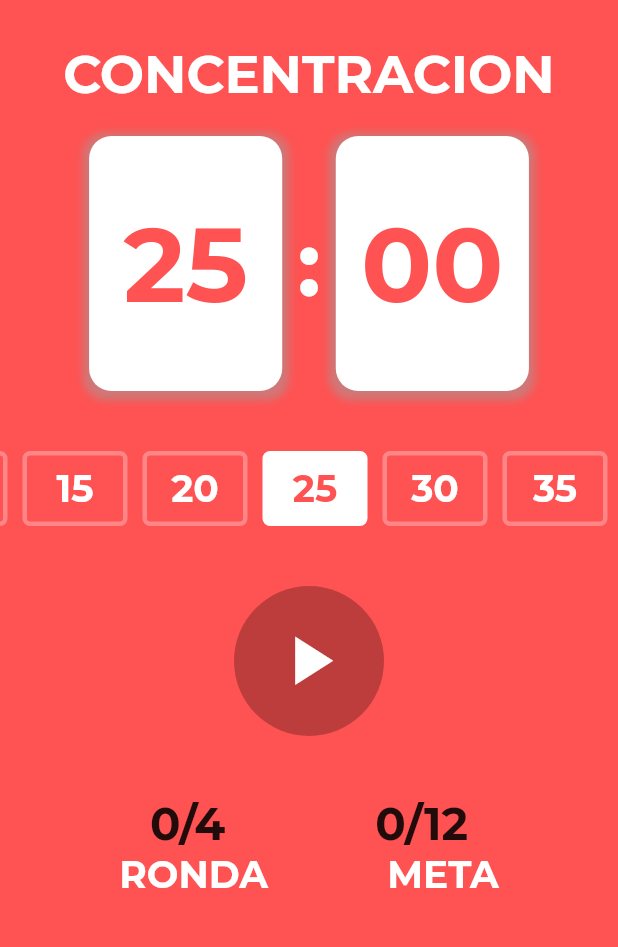
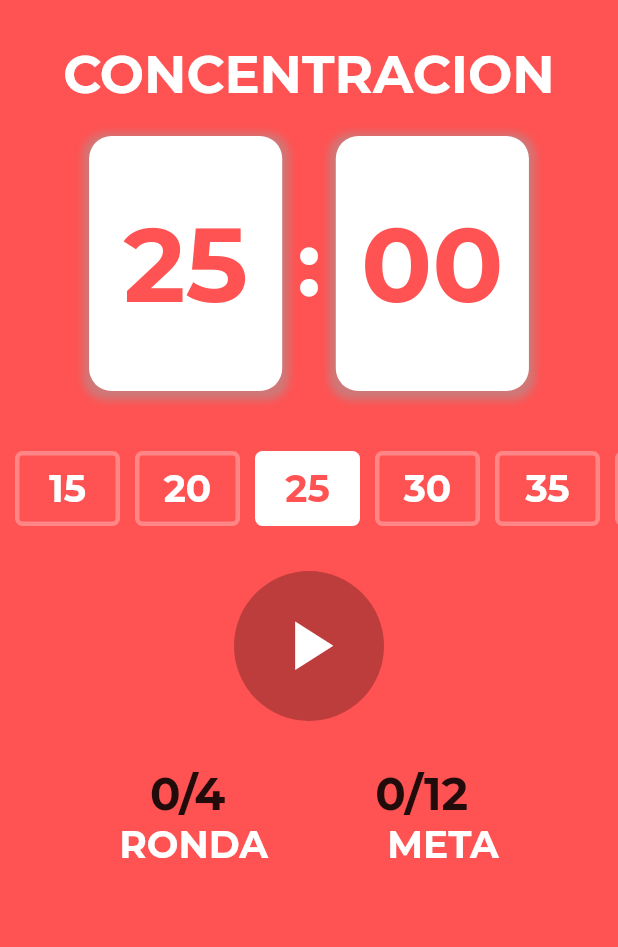
Before and after one commit to Leisonld28/timeman-app, a Flutter app: the screen it shows after launch, on a phone screen of 412 x 824 dp, the part 65-1012 px from its top. Run offline on Flutter 3.47's test engine with Material 2 defaults, Android fonts, the light colour scheme and no system bars; our stand-ins replace google_fonts.

Commit message:
Avances de la aplicacion

```diff
--- a/lib/pomodoroscreen.dart
+++ b/lib/pomodoroscreen.dart
@@ -1,18 +1,21 @@
 import 'package:flutter/material.dart';
+import 'package:provider/provider.dart';
 import 'package:timeman_app/widgets/progresswidget.dart';
 import 'package:timeman_app/widgets/timecard.dart';
 import 'package:timeman_app/widgets/timecontroller.dart';
 import 'package:timeman_app/widgets/timeoptions.dart';
+import 'package:timeman_app/widgets/timerservice.dart';
 import 'utils.dart';
 
 class PomodoroScreen extends StatelessWidget {
   @override
   Widget build(BuildContext context) {
+    final provider = Provider.of<TimerService>(context);
     return Scaffold(
-      backgroundColor: Colors.redAccent,
+      backgroundColor: renderColor(provider.currentState),
       appBar: AppBar(
         elevation: 0,
-        backgroundColor: Colors.redAccent,
+        backgroundColor: renderColor(provider.currentState),
         title: Text(
           "TIME MAN",
           style: textStyle(25, Colors.white, FontWeight.w700),
@@ -24,7 +27,8 @@ class PomodoroScreen extends StatelessWidget {
               color: Colors.white,
             ),
             iconSize: 40,
-            onPressed: () {},
+            onPressed: () =>
+                Provider.of<TimerService>(context, listen: false).reset(),
           )
         ],
       ),
@@ -38,11 +42,11 @@ class PomodoroScreen extends StatelessWidget {
               SizedBox(height: 40),
               TimeOptions(),
               SizedBox(
-                height: 40,
+                height: 30,
               ),
               TimeController(),
               SizedBox(
-                height: 40,
+                height: 30,
               ),
               ProgressWidget()
             ],
--- a/lib/utils.dart
+++ b/lib/utils.dart
@@ -6,6 +6,7 @@ TextStyle textStyle(double size, [Color? color, FontWeight? fw]) {
 }
 
 List selectableTimes = [
+  "0",
   "300",
   "600",
   "900",
@@ -18,3 +19,10 @@ List selectableTimes = [
   "3000",
   "3300",
 ];
+Color renderColor(String currentState) {
+  if (currentState == "CONCENTRACION") {
+    return Colors.redAccent;
+  } else {
+    return Colors.lightBlueAccent;
+  }
+}
--- a/lib/widgets/progresswidget.dart
+++ b/lib/widgets/progresswidget.dart
@@ -1,20 +1,23 @@
 import 'package:flutter/material.dart';
+import 'package:provider/provider.dart';
 import 'package:timeman_app/utils.dart';
+import 'package:timeman_app/widgets/timerservice.dart';
 
 class ProgressWidget extends StatelessWidget {
   @override
   Widget build(BuildContext context) {
+    final provider = Provider.of<TimerService>(context);
     return Column(
       children: [
         Row(
           mainAxisAlignment: MainAxisAlignment.spaceEvenly,
           children: [
             Text(
-              "0/4",
+              "${provider.rounds}/4",
               style: textStyle(30, Colors.grey[370], FontWeight.bold),
             ),
             Text(
-              "0/12",
+              "${provider.goal}/12",
               style: textStyle(30, Colors.grey[370], FontWeight.bold),
             )
           ],
--- a/lib/widgets/timecard.dart
+++ b/lib/widgets/timecard.dart
@@ -12,7 +12,7 @@ class TimerCard extends StatelessWidget {
     final seconds = provider.currentDuration % 60;
     return Column(
       children: [
-        Text("CONCENTRACION",
+        Text(provider.currentState,
             style: textStyle(35, Colors.white, FontWeight.w700)),
         const SizedBox(height: 20),
         Row(
@@ -33,7 +33,8 @@ class TimerCard extends StatelessWidget {
                     ]),
                 child: Center(
                   child: Text((provider.currentDuration ~/ 60).toString(),
-                      style: textStyle(70, Colors.redAccent, FontWeight.bold)),
+                      style: textStyle(70, renderColor(provider.currentState),
+                          FontWeight.bold)),
                 )),
             const SizedBox(width: 10),
             Text(
@@ -60,7 +61,8 @@ class TimerCard extends StatelessWidget {
                           ? "${seconds.round()}0"
                           : seconds.round().toString(),
                       //(provider.currentDuration % 60).round().toString(),
-                      style: textStyle(70, Colors.redAccent, FontWeight.bold)),
+                      style: textStyle(70, renderColor(provider.currentState),
+                          FontWeight.bold)),
                 )),
           ],
         )
--- a/lib/widgets/timeoptions.dart
+++ b/lib/widgets/timeoptions.dart
@@ -11,7 +11,7 @@ class TimeOptions extends StatelessWidget {
   Widget build(BuildContext context) {
     final provider = Provider.of<TimerService>(context);
     return SingleChildScrollView(
-      controller: ScrollController(initialScrollOffset: 155),
+      controller: ScrollController(initialScrollOffset: 240),
       scrollDirection: Axis.horizontal,
       child: Row(
         children: selectableTimes.map((time) {
@@ -36,7 +36,7 @@ class TimeOptions extends StatelessWidget {
                   style: textStyle(
                       25,
                       int.parse(time) == provider.selectedTime
-                          ? Colors.redAccent
+                          ? renderColor(provider.currentState)
                           : Colors.white,
                       FontWeight.w700),
                 ),
```
Also changed, not shown: lib/widgets/timerservice.dart (+44 -2 lines), 1 other file.
